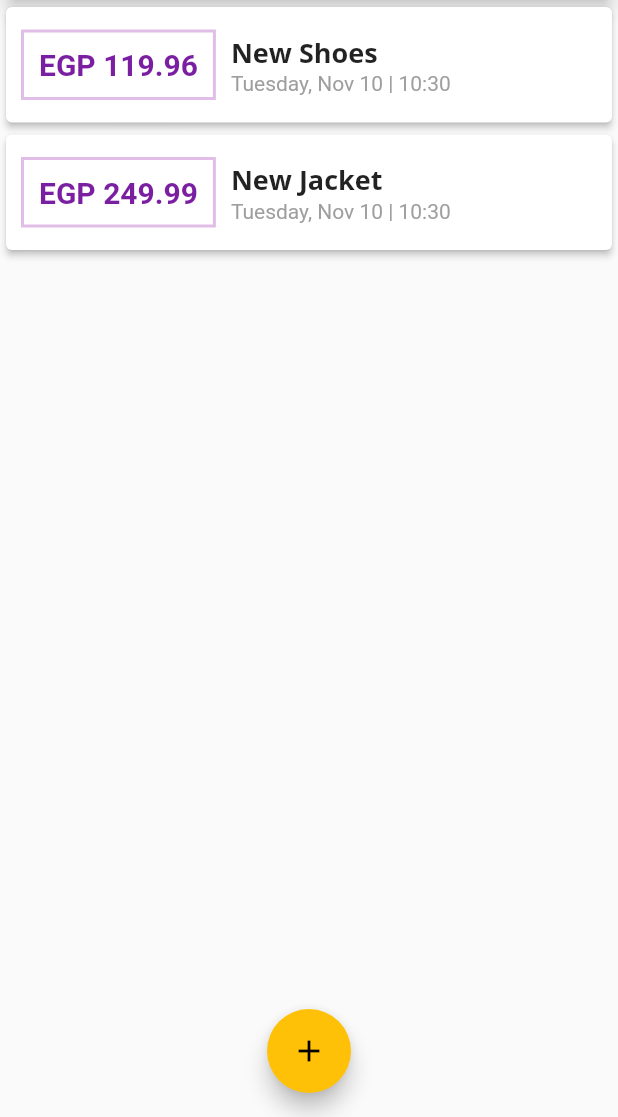
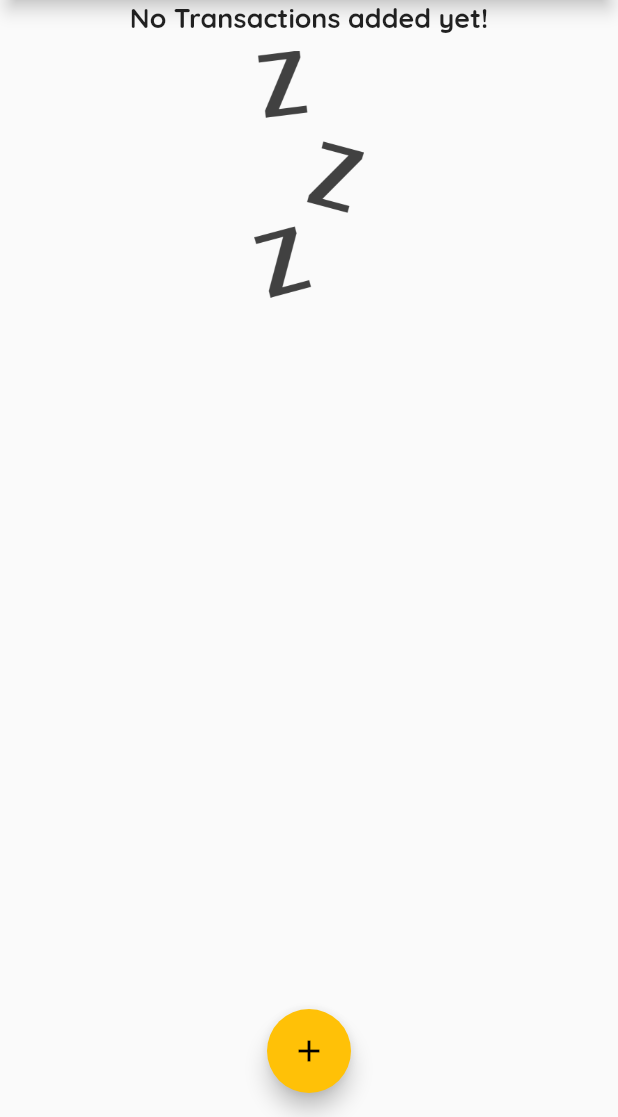
Before and after one commit to MedhatMohamed5/expenses_sheet, a Flutter app: the screen it shows after launch, on a phone screen of 412 x 824 dp, the part 119-1236 px from its top. Run offline on Flutter 3.47's test engine with Material 2 defaults, Android fonts, the phone set to English and light mode, and no system bars.

Commit message:
Till Lesson 96 - There is problem in fonts !

```diff
--- a/lib/main.dart
+++ b/lib/main.dart
@@ -18,10 +18,10 @@ class MyApp extends StatelessWidget {
       theme: ThemeData(
         primarySwatch: Colors.purple,
         accentColor: Colors.amber,
-        fontFamily: 'QuickSand',
+        fontFamily: 'Quicksand',
         textTheme: ThemeData.light().textTheme.copyWith(
               headline6: TextStyle(
-                fontFamily: 'OpenSans',
+                fontFamily: 'Quicksand',
                 fontWeight: FontWeight.bold,
                 fontSize: 18,
               ),
@@ -48,18 +48,18 @@ class MyHomePage extends StatefulWidget {
 
 class _MyHomePageState extends State<MyHomePage> {
   final List<Transaction> _userTransactions = [
-    Transaction(
-      id: 't1',
-      title: 'New Shoes',
-      amount: 119.959,
-      transDate: DateTime.now(),
-    ),
-    Transaction(
-      id: 't2',
-      title: 'New Jacket',
-      amount: 249.99,
-      transDate: DateTime.now(),
-    ),
+    // Transaction(
+    //   id: 't1',
+    //   title: 'New Shoes',
+    //   amount: 119.959,
+    //   transDate: DateTime.now(),
+    // ),
+    // Transaction(
+    //   id: 't2',
+    //   title: 'New Jacket',
+    //   amount: 249.99,
+    //   transDate: DateTime.now(),
+    // ),
   ];
 
   void _addNewTransaction(String title, double amount) {
@@ -79,7 +79,11 @@ class _MyHomePageState extends State<MyHomePage> {
     showModalBottomSheet(
       context: ctx,
       builder: (_) {
-        return NewTransaction(_addNewTransaction);
+        return GestureDetector(
+          onTap: () {},
+          child: NewTransaction(_addNewTransaction),
+          behavior: HitTestBehavior.opaque,
+        );
       },
     );
   }
--- a/lib/widgets/transaction_list.dart
+++ b/lib/widgets/transaction_list.dart
@@ -10,14 +10,33 @@ class TransactionList extends StatelessWidget {
   @override
   Widget build(BuildContext context) {
     return Container(
-      height: MediaQuery.of(context).size.height * .6,
-      child: ListView.builder(
-        itemBuilder: (ctx, index) => TransactionItem(transactions[index]),
-        itemCount: transactions.length,
-        /*children: transactions.map((trans) {
+      height: MediaQuery.of(context).size.height * .8,
+      child: transactions.isEmpty
+          ? Column(
+              children: [
+                Text(
+                  'No Transactions added yet!',
+                  style: Theme.of(context).textTheme.headline6,
+                ),
+                SizedBox(
+                  height: 10,
+                ),
+                Container(
+                  height: MediaQuery.of(context).size.height * .2,
+                  child: Image.asset(
+                    'assets/images/waiting.png',
+                    fit: BoxFit.cover,
+                  ),
+                ),
+              ],
+            )
+          : ListView.builder(
+              itemBuilder: (ctx, index) => TransactionItem(transactions[index]),
+              itemCount: transactions.length,
+              /*children: transactions.map((trans) {
           return TransactionItem(trans);
         }).toList(),*/
-      ),
+            ),
     );
   }
 }
```
Also changed, not shown: pubspec.yaml (+6 -6 lines), assets/images/waiting.png (added).
